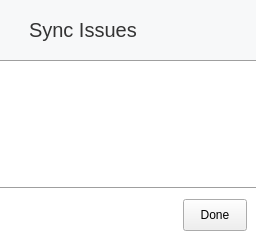
Before: the Qt Designer form src/MEGASync/stalled_issues/gui/win/StalledIssuesDialog.ui in meganz/MEGAsync, drawn with Qt 5.
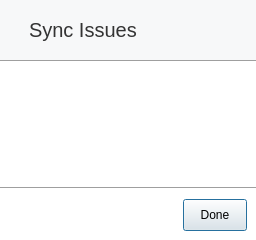
After: the same form once the commit is applied. Custom widgets are drawn as their Qt base class.

Commit message: Continue working on Stalled Issues (Create delegates, widgets, added iconst...)

```diff
--- a/src/MEGASync/stalled_issues/gui/win/StalledIssuesDialog.ui
+++ b/src/MEGASync/stalled_issues/gui/win/StalledIssuesDialog.ui
@@ -1,7 +1,7 @@
 <?xml version="1.0" encoding="UTF-8"?>
 <ui version="4.0">
  <class>StalledIssuesDialog</class>
- <widget class="QWidget" name="StalledIssuesDialog">
+ <widget class="QDialog" name="StalledIssuesDialog">
   <property name="geometry">
    <rect>
     <x>0</x>
@@ -25,7 +25,7 @@
 }
 
 
-#titleLabel
+#title QLabel
 {
   font-family: &quot;Lato&quot;;
   font-size: 20px;
@@ -37,8 +37,8 @@
 #stalledIssuesList
 {
    border:none;
+   background-color: transparent;
 }
-
 </string>
   </property>
   <layout class="QVBoxLayout" name="verticalLayout">
@@ -167,6 +167,13 @@
    </item>
   </layout>
  </widget>
+ <customwidgets>
+  <customwidget>
+   <class>StalledIssuesView</class>
+   <extends>QTreeView</extends>
+   <header>StalledIssuesView.h</header>
+  </customwidget>
+ </customwidgets>
  <resources/>
  <connections/>
 </ui>
```
Left out of the diff: 60 changed lines with no effect on the pictures. The commit also changes 43 other files.
